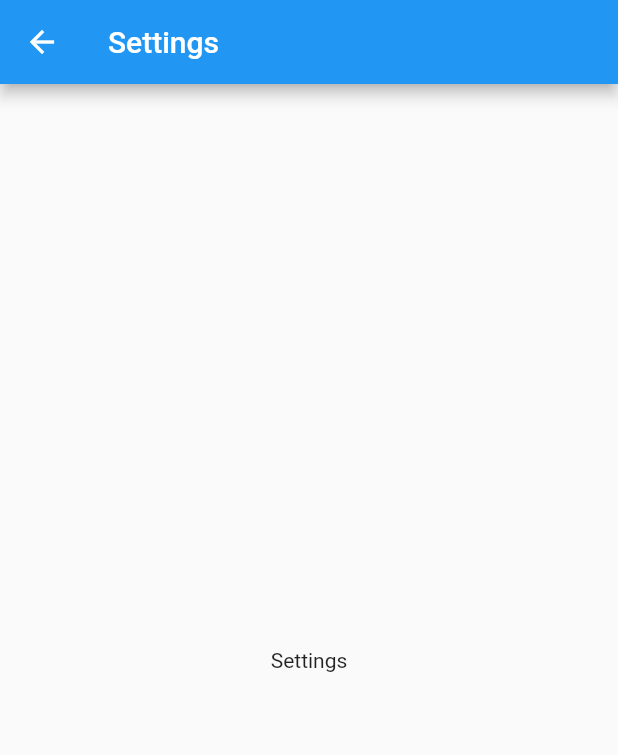
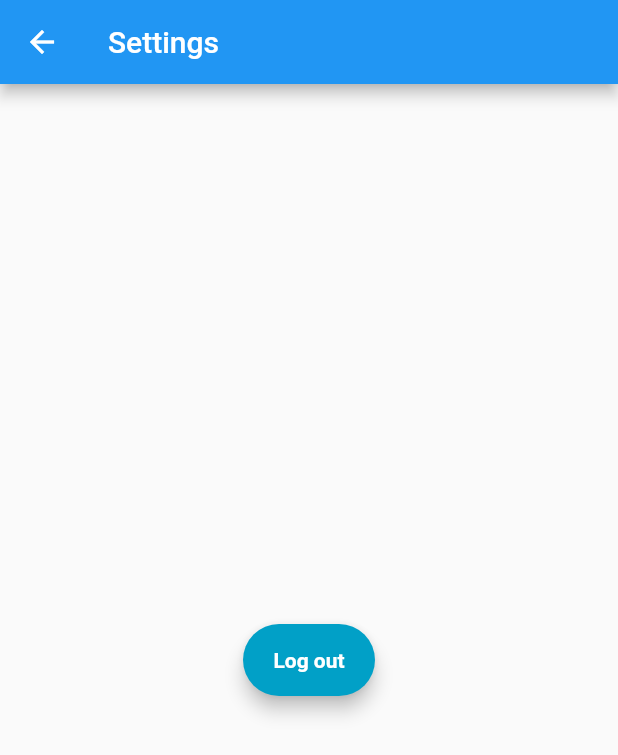
Before and after one commit to Nikhilalalalala/Do-It-frontend, a Flutter app: the SettingsPage screen opened directly, on a phone screen of 412 x 824 dp. Shown: the top 755 px of the screen. Run offline on Flutter 3.47's test engine with Material 2 defaults, Android fonts, the phone set to English and light mode, and no system bars; our stand-ins replace bloc, equatable, flutter_bloc, flutter_secure_storage; accounts and stored records are empty.

```diff
--- /dev/null
+++ b/lib/Auth/auth_bloc.dart
@@ -0,0 +1,36 @@
+import 'dart:async';
+
+import 'package:bloc/bloc.dart';
+import 'package:equatable/equatable.dart';
+import 'package:meta/meta.dart';
+import 'package:doit/Service/AuthRepository.dart';
+
+part 'auth_event.dart';
+part 'auth_state.dart';
+
+class AuthBloc extends Bloc<AuthEvent, AuthState> {
+  final AuthService authService;
+
+  AuthBloc(AuthService authService)
+      : assert(authService != null),
+        authService = authService,
+        super(AuthInitial());
+
+  @override
+  Stream<AuthState> mapEventToState(
+    AuthEvent event,
+  ) async* {
+
+    if (event is LoggedIn) {
+      yield AuthLoading();
+      await authService.persistToken(event.token);
+      yield AuthAuthenticated();
+    }
+
+    if (event is LoggedOut) {
+      yield AuthLoading();
+      await authService.deleteToken();
+      yield AuthUnauthenticated();
+    }
+  }
+}
--- /dev/null
+++ b/lib/Auth/auth_event.dart
@@ -0,0 +1,25 @@
+part of 'auth_bloc.dart';
+
+abstract class AuthEvent extends Equatable {
+  // Find out what is equatable
+  const AuthEvent();
+
+  @override
+  List<Object> get props => [];
+}
+
+class AppStarted extends AuthEvent {}
+
+class LoggedIn extends AuthEvent {
+  final String token;
+
+  const LoggedIn({@required this.token});
+
+  @override
+  List<Object> get props => [token];
+
+  @override
+  String toString() => 'LoggedIn { token: $token }';
+}
+
+class LoggedOut extends AuthEvent {}
--- /dev/null
+++ b/lib/Auth/auth_state.dart
@@ -0,0 +1,18 @@
+part of 'auth_bloc.dart';
+
+abstract class AuthState extends Equatable {
+  // const AuthenticationState();
+
+  @override
+  List<Object> get props => [];
+}
+
+class AuthInitial extends AuthState {}
+
+class AuthUninitialized extends AuthState {}
+
+class AuthAuthenticated extends AuthState {}
+
+class AuthUnauthenticated extends AuthState {}
+
+class AuthLoading extends AuthState {}
--- a/lib/Login/login_event.dart
+++ b/lib/Login/login_event.dart
@@ -1,7 +1,10 @@
 part of 'login_bloc.dart';
 
 @immutable
-abstract class LoginEvent {}
+abstract class LoginEvent extends Equatable {
+  @override
+  List<Object> get props => [];
+}
 
 class LoginUsernameChanged extends LoginEvent {
   final String username;
--- a/lib/Settings/SettingsPage.dart
+++ b/lib/Settings/SettingsPage.dart
@@ -1,15 +1,34 @@
+import 'package:doit/Auth/auth_bloc.dart';
 import 'package:flutter/material.dart';
+import 'package:flutter_bloc/flutter_bloc.dart';
 
 class SettingsPage extends StatelessWidget {
   @override
   Widget build(BuildContext context) {
+    final authBloc = BlocProvider.of<AuthBloc>(context);
     return Scaffold(
       appBar: AppBar(
         title: Text('Settings'),
       ),
       body: Center(
-        child: Text("Settings")
+        child: logoutButton(authBloc)
       ),
     );
   }
 }
+
+Widget logoutButton(dynamic authBloc) {
+  return Material(
+      elevation: 5.0,
+      borderRadius: BorderRadius.circular(30.0),
+      color: Color(0xff01A0C7),
+      child: MaterialButton(
+        padding: EdgeInsets.fromLTRB(20.0, 15.0, 20.0, 15.0),
+        onPressed: () => authBloc.add(LoggedOut()),
+        child: Text("Log out",
+            textAlign: TextAlign.center,
+            style: new TextStyle(
+                color: Colors.white, fontWeight: FontWeight.bold)),
+      ),
+  );
+}
--- a/pubspec.yaml
+++ b/pubspec.yaml
@@ -31,7 +31,10 @@ dependencies:
   cupertino_icons: ^1.0.2
   http: any
   dio: any
+  bloc: any
   flutter_bloc: any
+  flutter_secure_storage:
+  equatable: any
 
 dev_dependencies:
   flutter_test:
```
Also changed, not shown: lib/Login/AuthRepository.dart (deleted, +0 -8 lines), lib/Login/LoginPage.dart (+53 -28 lines), lib/Login/login_bloc.dart (+21 -6 lines), lib/Login/login_state.dart (+16 -1 lines), lib/Service/AuthRepository.dart (added, +57 -0 lines), lib/Service/UserRepository.dart (added, +27 -0 lines), lib/main.dart (+91 -6 lines), pubspec.lock, 1 other file.
